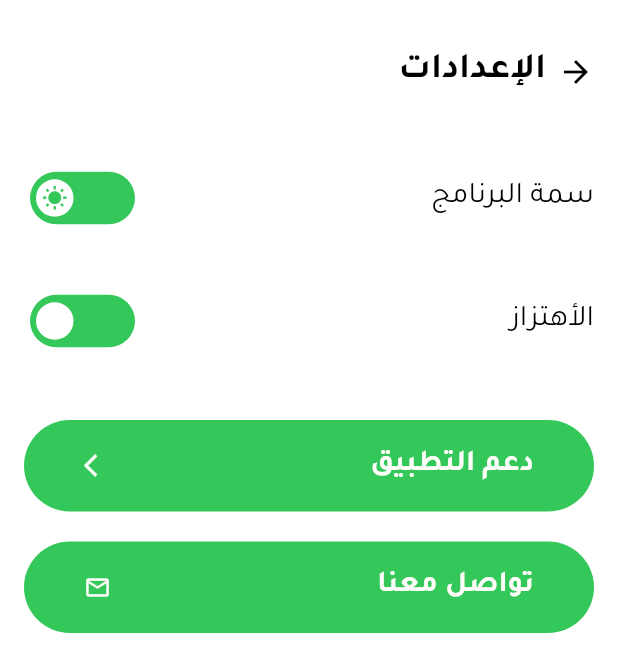
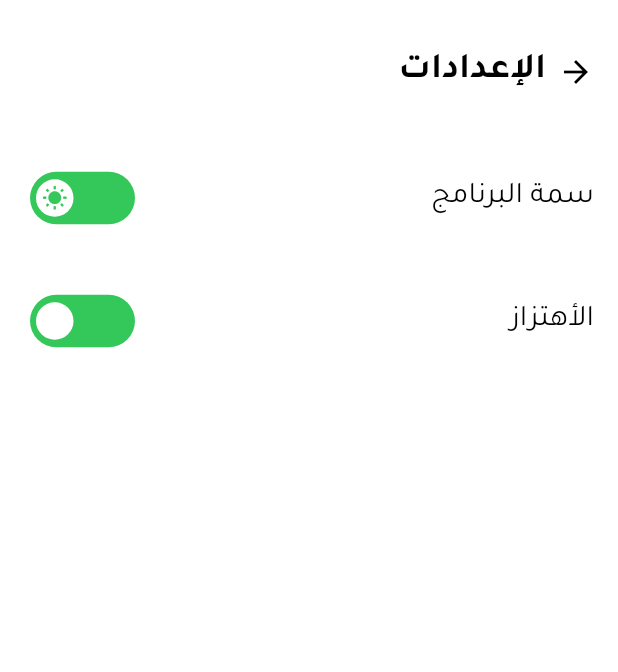
Before and after one commit to Amr-Haitham/bank-el-zikr, a Flutter app: the screen it shows after launch, after a tap on the "settings" icon, on a phone screen of 412 x 824 dp. Shown: the top 672 px of the screen. Run offline on Flutter 3.47's test engine with Material 3 defaults, Android fonts, the phone set to English and light mode, and no system bars; drawn by our look-alikes of flutter_switch; our stand-ins replace auto_route, auto_size_text, confetti, dartz, equatable, fl_chart and 8 more; missing offline and left inert: arabic_numbers, jhijri; accounts and stored records are empty.

Commit message:
fixing theme and vibration buttons and removing support and contact us buttons

```diff
--- a/lib/core/di/service_locator.dart
+++ b/lib/core/di/service_locator.dart
@@ -81,8 +81,6 @@ import '../../features/settings/domain/usecases/update_settings.dart';
 import '../../features/settings/presentation/cubit/get_settings_cubit.dart';
 import '../../features/settings/presentation/cubit/update_settings_cubit.dart';
 import '../../features/settings/presentation/cubit/settings_cubit.dart';
-import '../../features/settings/presentation/cubit/support_cubit.dart';
-
 // home imports
 import '../../features/home/data/datasources/home_local_datasource.dart';
 import '../../features/home/data/models/prayer_model.dart';
@@ -530,7 +528,6 @@ void _setUpSettingsBlocs() {
   _getIt.registerFactory<UpdateSettingsCubit>(
     () => UpdateSettingsCubit(updateSettings: getService<UpdateSettings>()),
   );
-  _getIt.registerFactory<SupportCubit>(() => SupportCubit());
 }
 
 // ============================================================================
--- a/lib/features/settings/presentation/screens/settings_route.dart
+++ b/lib/features/settings/presentation/screens/settings_route.dart
@@ -1,10 +1,5 @@
 import 'package:auto_route/auto_route.dart';
 import 'package:flutter/material.dart';
-import 'package:flutter_bloc/flutter_bloc.dart';
-
-import 'package:bank_el_ziker/core/di/service_locator.dart';
-import 'package:bank_el_ziker/features/settings/presentation/cubit/settings_cubit.dart';
-import 'package:bank_el_ziker/features/settings/presentation/cubit/support_cubit.dart';
 import 'settings_screen.dart';
 
 @RoutePage()
@@ -13,12 +8,6 @@ class SettingsPage extends StatelessWidget {
 
   @override
   Widget build(BuildContext context) {
-    return MultiBlocProvider(
-      providers: [
-        BlocProvider(create: (context) => getService<SettingsCubit>()),
-        BlocProvider(create: (context) => getService<SupportCubit>()),
-      ],
-      child: const SettingsScreen(),
-    );
+    return const SettingsScreen();
   }
 }
--- a/lib/features/settings/presentation/screens/settings_screen.dart
+++ b/lib/features/settings/presentation/screens/settings_screen.dart
@@ -1,11 +1,7 @@
-import 'package:bank_el_ziker/core/constants/colors.dart';
 import 'package:bank_el_ziker/core/constants/constant_values.dart';
 import 'package:bank_el_ziker/core/layers/presentation/request_cubit/request_cubit.dart';
-import 'package:bank_el_ziker/core/layers/presentation/widgets/custom_app_button.dart';
 import 'package:bank_el_ziker/core/layers/presentation/widgets/title_with_back_button.dart';
-import 'package:bank_el_ziker/core/utils/general_utils.dart';
 import 'package:bank_el_ziker/features/settings/presentation/cubit/settings_cubit.dart';
-import 'package:bank_el_ziker/features/settings/presentation/cubit/support_cubit.dart';
 import 'package:flutter/material.dart';
 import 'package:flutter_bloc/flutter_bloc.dart';
 import 'package:flutter_switch/flutter_switch.dart';
@@ -21,6 +17,18 @@ class SettingsScreen extends StatefulWidget {
 class _SettingsScreenState extends State<SettingsScreen> {
   bool isLightTheme = false;
   bool isVibrating = false;
+
+  @override
+  void initState() {
+    super.initState();
+    final currentState = context.read<SettingsCubit>().state;
+    currentState.whenOrNull(
+      success: (settings) {
+        isLightTheme = settings.isLightTheme;
+        isVibrating = settings.isVibrating;
+      },
+    );
+  }
 
   @override
   Widget build(BuildContext context) {
@@ -84,32 +92,8 @@ class _SettingsScreenState extends State<SettingsScreen> {
                   const SizedBox(
                     height: 48,
                   ),
-                  CustomAppButton(
-                    onPressed: () {
-                      context.read<SupportCubit>().launchCharityLink();
-                    },
-                    text: "دعم التطبيق",
-                    trailing: Icon(
-                      Icons.arrow_back_ios,
-                      color: GeneralUtils.isLightTheme(context)
-                          ? appWhite
-                          : appWhite, // Fixed to appWhite for both or adjust as needed
-                    ),
-                  ),
                   const SizedBox(
                     height: 20,
-                  ),
-                  CustomAppButton(
-                    onPressed: () {
-                      context.read<SupportCubit>().launchEmail();
-                    },
-                    text: "تواصل معنا",
-                    trailing: Icon(
-                      Icons.email_outlined,
-                      color: GeneralUtils.isLightTheme(context)
-                          ? appWhite
-                          : appWhite,
-                    ),
                   ),
                 ],
               ),
--- a/pubspec.yaml
+++ b/pubspec.yaml
@@ -109,7 +109,7 @@ flutter:
       fonts:
         - asset: assets/fonts/cairo/Cairo-Light.ttf
           weight: 400
-        - asset: assets/fonts/cairo/Cairo-medium.ttf
+        - asset: assets/fonts/cairo/Cairo-Medium.ttf
           weight: 500
         - asset: assets/fonts/cairo/Cairo-Regular.ttf
         - asset: assets/fonts/cairo/Cairo-SemiBold.ttf
```
Also changed, not shown: lib/features/settings/presentation/cubit/support_cubit.dart (deleted, +0 -45 lines), pubspec.lock, 6 other files.
